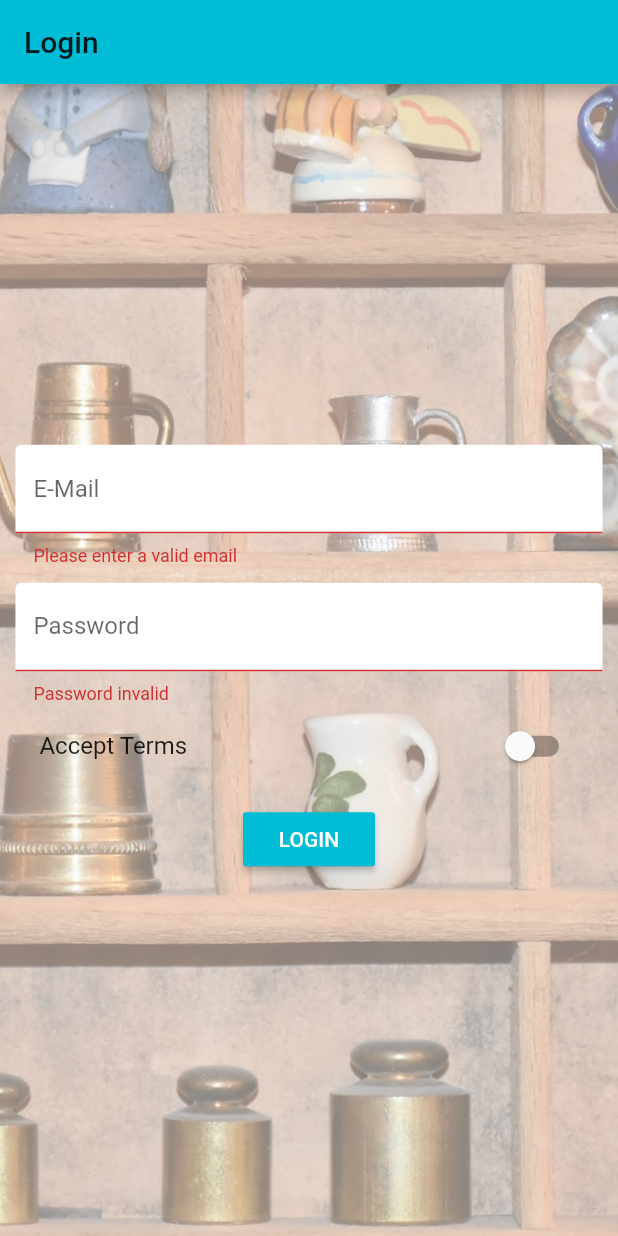
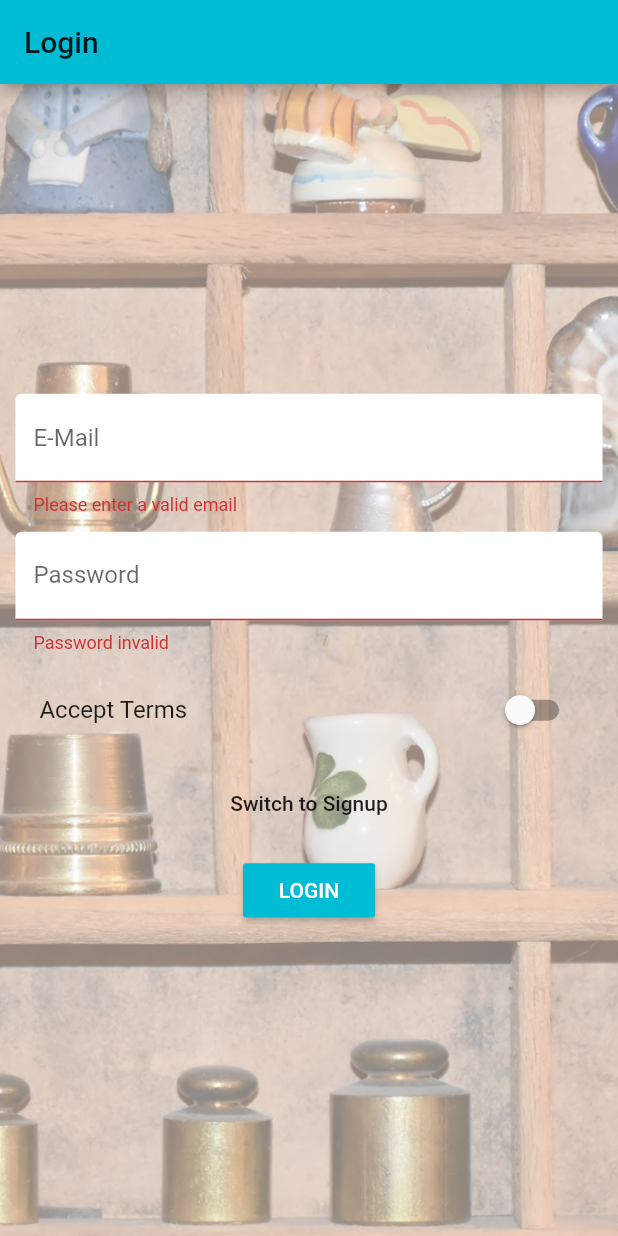
Before and after one commit to hinriksnaer/FlutterUdemy, a Flutter app: the screen it shows after launch, after a tap on "LOGIN", on a phone screen of 412 x 824 dp. Run offline on Flutter 3.47's test engine with Material 2 defaults, Android fonts, the phone set to English and light mode, and no system bars; accounts and stored records are empty; network calls fail.

Commit message:
lecture 192

```diff
--- a/lib/pages/auth.dart
+++ b/lib/pages/auth.dart
@@ -1,8 +1,9 @@
 import 'package:flutter/material.dart';
-
 import 'package:scoped_model/scoped_model.dart';
 
 import '../scoped-models/main.dart';
+
+enum AuthMode { Signup, Login }
 
 class AuthPage extends StatefulWidget {
   @override
@@ -19,6 +20,8 @@ class _AuthPageState extends State<AuthPage> {
   };
   bool _acceptTerms = false;
   final GlobalKey<FormState> _formKey = GlobalKey<FormState>();
+  final TextEditingController _passwordTextController = TextEditingController();
+  AuthMode _authMode = AuthMode.Login;
 
   DecorationImage _buildBackgroundImage() {
     return DecorationImage(
@@ -52,6 +55,7 @@ class _AuthPageState extends State<AuthPage> {
       decoration: InputDecoration(
           labelText: 'Password', filled: true, fillColor: Colors.white),
       obscureText: true,
+      controller: _passwordTextController,
       validator: (String value) {
         if (value.isEmpty || value.length < 6) {
           return 'Password invalid';
@@ -59,6 +63,19 @@ class _AuthPageState extends State<AuthPage> {
       },
       onSaved: (String value) {
         _formData['password'] = value;
+      },
+    );
+  }
+
+  Widget _buildPasswordConfirmTextField() {
+    return TextFormField(
+      decoration: InputDecoration(
+          labelText: 'Confirm Password', filled: true, fillColor: Colors.white),
+      obscureText: true,
+      validator: (String value) {
+        if (_passwordTextController.text != value) {
+          return 'Passwords do not match.';
+        }
       },
     );
   }
@@ -75,13 +92,20 @@ class _AuthPageState extends State<AuthPage> {
     );
   }
 
-  void _submitForm(Function login) {
+  void _submitForm(Function login, Function signup) async {
     if (!_formKey.currentState.validate() || !_formData['acceptTerms']) {
       return;
     }
     _formKey.currentState.save();
-    login(_formData['email'], _formData['password']);
-    Navigator.pushReplacementNamed(context, '/products');
+    if (_authMode == AuthMode.Login) {
+      login(_formData['email'], _formData['password']);
+    } else {
+      final Map<String, dynamic> successInformation =
+          await signup(_formData['email'], _formData['password']);
+      if (successInformation['success']) {
+        Navigator.pushReplacementNamed(context, '/products');
+      }
+    }
   }
 
   @override
@@ -111,17 +135,39 @@ class _AuthPageState extends State<AuthPage> {
                       height: 10.9,
                     ),
                     _buildPasswordTextField(),
+                    SizedBox(
+                      height: 10.0,
+                    ),
+                    _authMode == AuthMode.Signup
+                        ? _buildPasswordConfirmTextField()
+                        : Container(),
                     _buildAcceptSwitch(),
                     SizedBox(
                       height: 10.0,
                     ),
+                    FlatButton(
+                      child: Text(
+                          'Switch to ${_authMode == AuthMode.Login ? 'Signup' : 'Login'}'),
+                      onPressed: () {
+                        setState(() {
+                          _authMode = _authMode == AuthMode.Login
+                              ? AuthMode.Signup
+                              : AuthMode.Login;
+                        });
+                      },
+                    ),
+                    SizedBox(
+                      height: 10.0,
+                    ),
                     ScopedModelDescendant<MainModel>(
-                      builder: (BuildContext context, Widget child, MainModel model) {
+                      builder: (BuildContext context, Widget child,
+                          MainModel model) {
                         return RaisedButton(
                           color: Theme.of(context).primaryColor,
                           textColor: Colors.white,
                           child: Text('LOGIN'),
-                          onPressed: () => _submitForm(model.login),
+                          onPressed: () =>
+                              _submitForm(model.login, model.signup),
                         );
                       },
                     )
```
Also changed, not shown: lib/scoped-models/connected_products.dart (+15 -0 lines).
